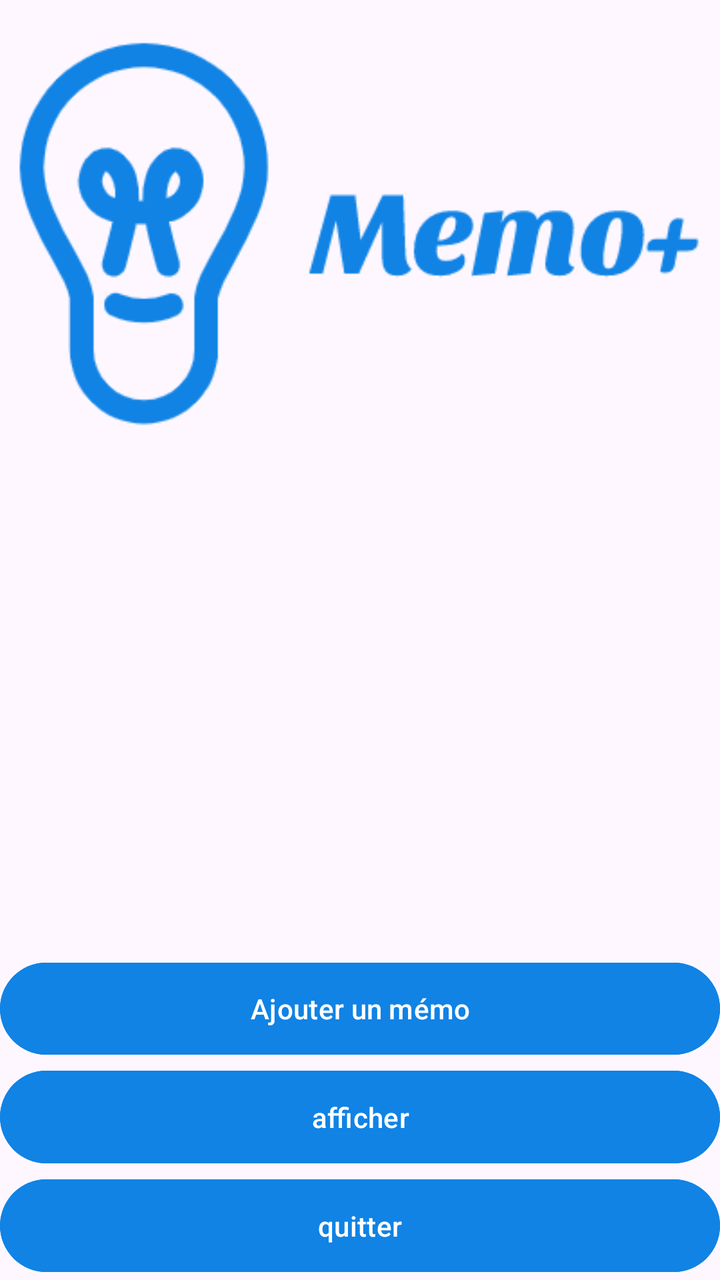
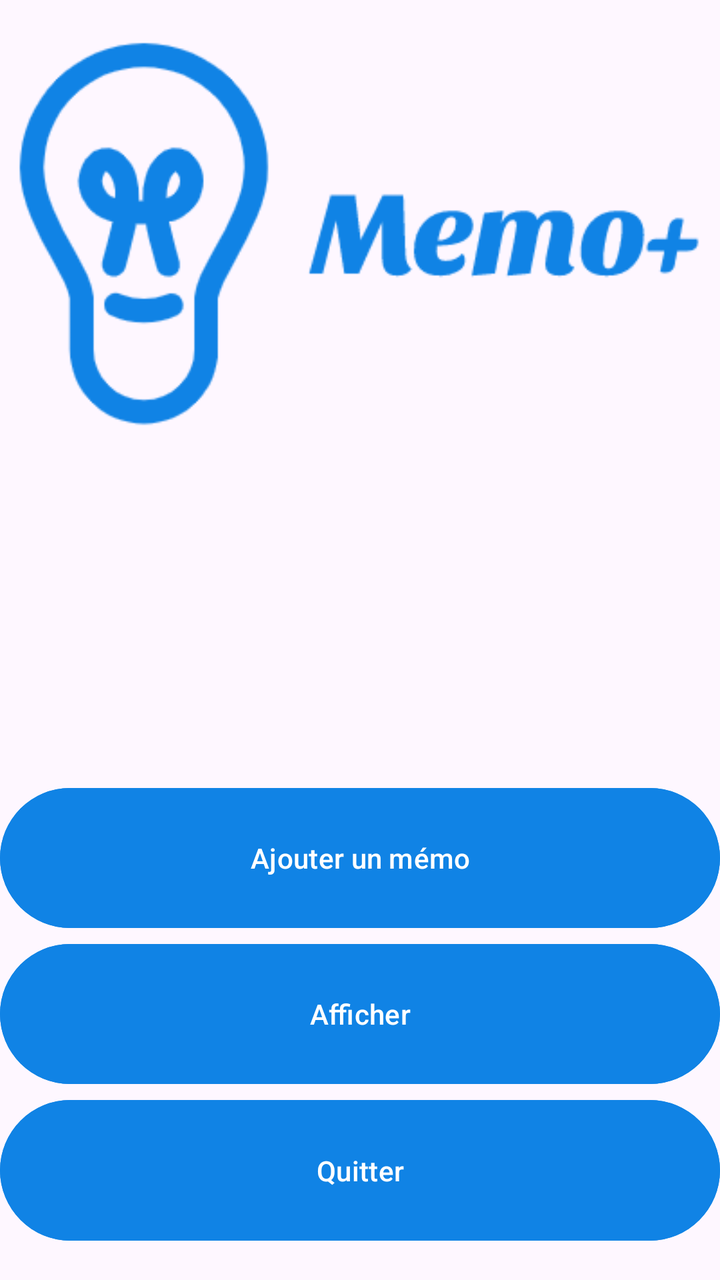

The first picture is an Android layout as it rendered before a commit; the second is the same layout after the commit. The layout source and the unified diff follow.
<!-- AndroidManifest.xml: application theme Theme.Annexe1 -->
<!-- res/layout/activity_main.xml -->
<?xml version="1.0" encoding="utf-8"?>
<LinearLayout xmlns:android="http://schemas.android.com/apk/res/android"
    xmlns:app="http://schemas.android.com/apk/res-auto"
    xmlns:tools="http://schemas.android.com/tools"
    android:id="@+id/main"
    android:layout_width="match_parent"
    android:layout_height="match_parent"
    android:orientation="vertical"
    tools:context=".MainActivity">

    <ImageView
        android:id="@+id/imageView"
        android:layout_width="match_parent"
        android:layout_height="wrap_content"
        app:srcCompat="@drawable/logo" />

    <Space
        android:layout_width="match_parent"
        android:layout_height="0dp"
        android:layout_weight="6" />

    <LinearLayout
        android:layout_width="match_parent"
        android:layout_height="0dp"
        android:layout_weight="4"
        android:orientation="vertical">

        <Button
            android:id="@+id/button"
            android:layout_width="match_parent"
            android:layout_height="0dp"
            android:layout_weight="4"
            android:backgroundTint="#1083e5"
            android:text="Ajouter un mémo" />

        <Button
            android:id="@+id/button2"
            android:layout_width="match_parent"
            android:layout_height="0dp"
            android:layout_weight="4"
            android:backgroundTint="#1083e5"
            android:text="afficher" />

        <Button
            android:id="@+id/button3"
            android:layout_width="match_parent"
            android:layout_height="0dp"
            android:layout_weight="4"
            android:backgroundTint="#1083e5"
            android:text="quitter" />
    </LinearLayout>
</LinearLayout>
<!-- resources referenced by this layout -->
<resources>
  <!-- drawable logo: png bitmap (drawable, 16261 bytes) -->
  <style name="Theme.Annexe1" parent="Base.Theme.Annexe1" />
  <style name="Base.Theme.Annexe1" parent="Theme.Material3.DayNight.NoActionBar">
          
          
      </style>
</resources>

<!-- the commit's change to res/layout/activity_main.xml (unified diff, before → after) -->
@@ -6,47 +6,54 @@
     android:layout_width="match_parent"
     android:layout_height="match_parent"
     android:orientation="vertical"
-    tools:context=".MainActivity">
+    tools:context=".MainActivity" >
 
     <ImageView
         android:id="@+id/imageView"
         android:layout_width="match_parent"
-        android:layout_height="wrap_content"
+        android:layout_height="0dp"
+        android:layout_weight="1.5"
         app:srcCompat="@drawable/logo" />
 
     <Space
         android:layout_width="match_parent"
         android:layout_height="0dp"
-        android:layout_weight="6" />
+        android:layout_weight="1" />
 
     <LinearLayout
         android:layout_width="match_parent"
         android:layout_height="0dp"
-        android:layout_weight="4"
+        android:layout_weight="1.5"
         android:orientation="vertical">
 
         <Button
-            android:id="@+id/button"
+            android:id="@+id/bouton_ajouter"
             android:layout_width="match_parent"
             android:layout_height="0dp"
-            android:layout_weight="4"
+            android:layout_weight="1"
             android:backgroundTint="#1083e5"
             android:text="Ajouter un mémo" />
 
         <Button
-            android:id="@+id/button2"
+            android:id="@+id/bouton_afficher"
             android:layout_width="match_parent"
             android:layout_height="0dp"
-            android:layout_weight="4"
+            android:layout_weight="1"
             android:backgroundTint="#1083e5"
-            android:text="afficher" />
+            android:text="Afficher" />
 
         <Button
-            android:id="@+id/button3"
+            android:id="@+id/bouton_quitter"
             android:layout_width="match_parent"
             android:layout_height="0dp"
-            android:layout_weight="4"
+            android:layout_weight="1"
             android:backgroundTint="#1083e5"
-            android:text="quitter" />
+            android:text="Quitter" />
     </LinearLayout>
+
+    <Space
+        android:layout_width="match_parent"
+        android:layout_height="0dp"
+        android:layout_weight="0.1" />
+
 </LinearLayout>
